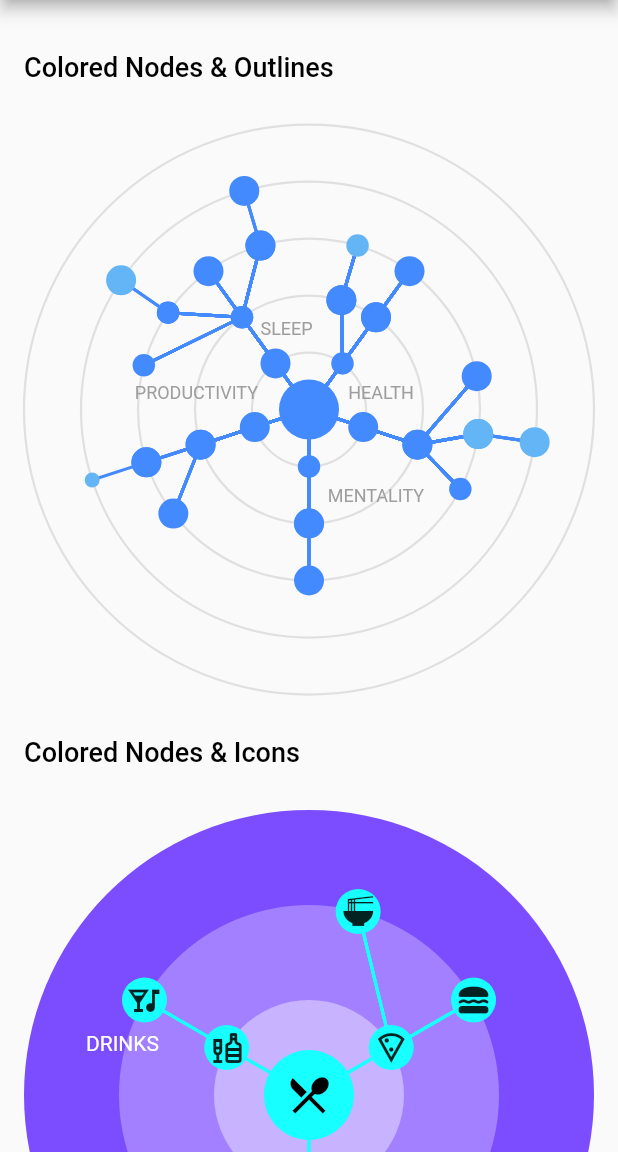
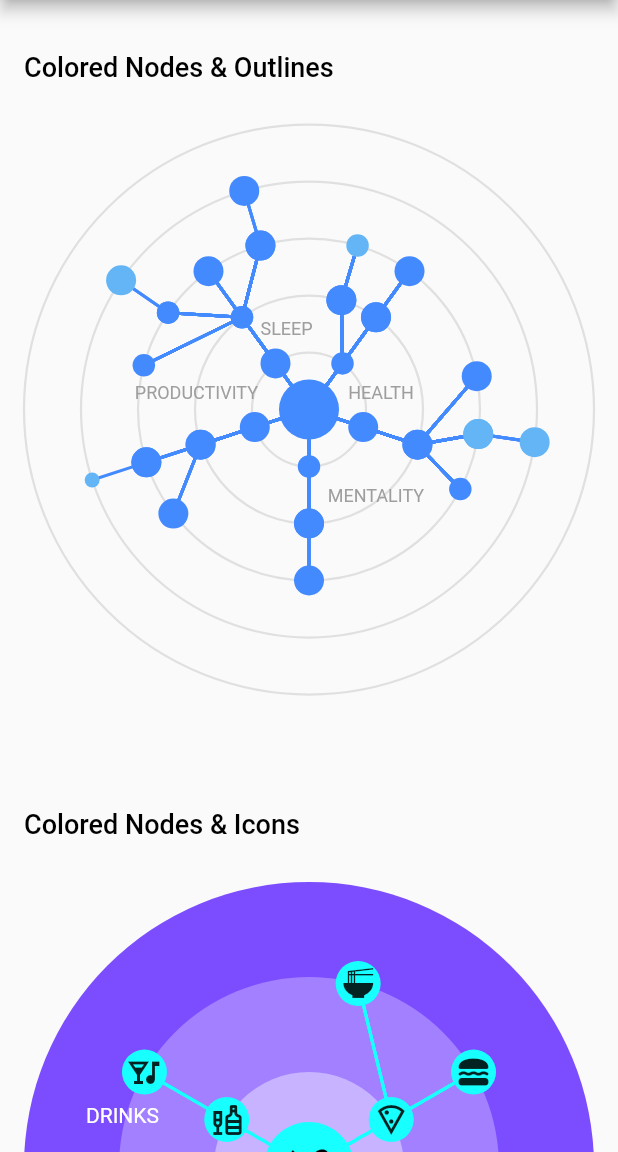
Before and after one commit to Frankline-Sable/progression_tree_map, a Flutter app: the screen it shows after launch, on a phone screen of 412 x 824 dp, the part 84-1236 px from its top. Run offline on Flutter 3.47's test engine with Material 2 defaults, Android fonts, the phone set to English and light mode, and no system bars.

Commit message:
Update main.dart

```diff
--- a/lib/main.dart
+++ b/lib/main.dart
@@ -548,6 +548,9 @@ class ProgressionTreeHome extends StatelessWidget {
           width: 400,
           height: 400,
           child: map,
-        )
+        ),
+        const SizedBox(
+          height: 48,
+        ),
       ];
 }
```
